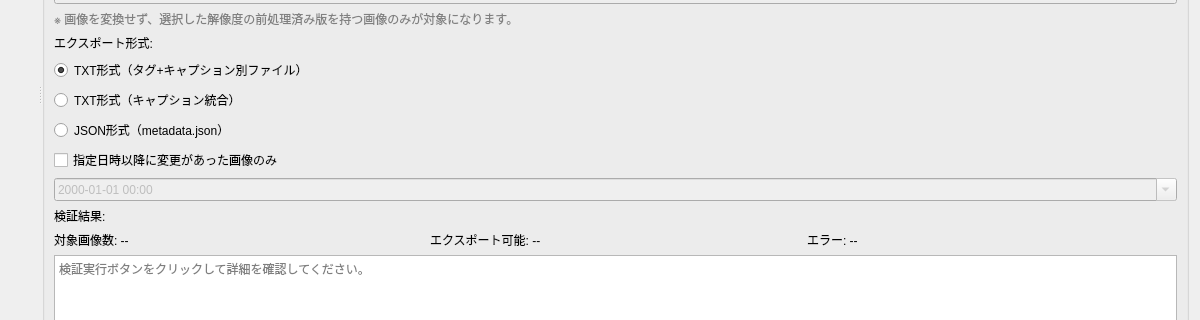
Qt form src/lorairo/gui/designer/DatasetExportWidget.ui (NEXTAltair/LoRAIro) before a commit; both pictures show x 0 to 1200 and y 306 to 626 of the 1200 by 800 pixel window.
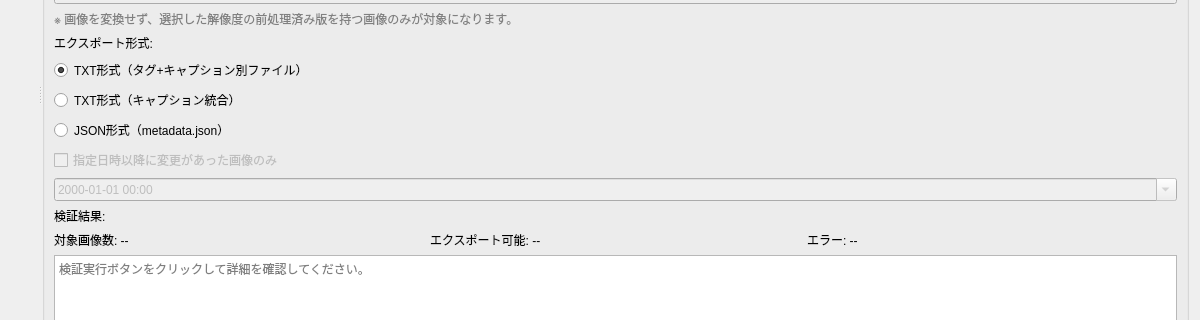
The same form after that commit. Custom widgets are drawn as their Qt base class.

Commit message:
chore: changed-since チェックボックスを実装まで無効化 (#610, Codex #619)
Foundation 時点では changed-since の絞り込みが未実装（S4 #614）のため、
チェックボックスを enabled=false にして「見えるのに効かない」嘘UIを回避する。
tooltip で #614 実装予定を明示。S4 が実装時に有効化する。

```diff
--- a/src/lorairo/gui/designer/DatasetExportWidget.ui
+++ b/src/lorairo/gui/designer/DatasetExportWidget.ui
@@ -166,6 +166,9 @@
           </item>
           <item>
            <widget class="QCheckBox" name="changedSinceCheckBox">
+            <property name="enabled">
+             <bool>false</bool>
+            </property>
             <property name="text">
              <string>指定日時以降に変更があった画像のみ</string>
             </property>
```
Left out of the diff: 3 changed lines with no effect on the pictures. The commit also changes 2 other files.
